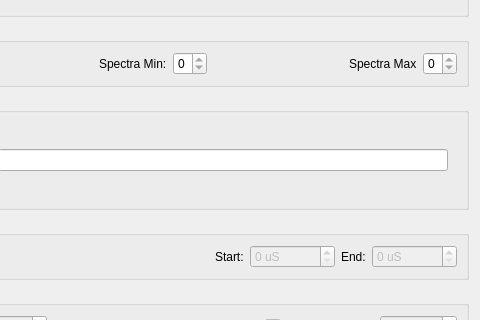
Old version of the form qt/scientific_interfaces/Indirect/ISISEnergyTransfer.ui in the repository mantidproject/mantid; both pictures show x 180 to 660 and y 112 to 432 of the 660 by 841 pixel window.
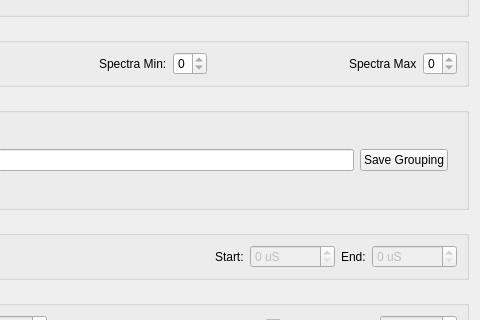
New version of the form. The open tabs and pages were chosen to show the change. Custom widgets are drawn as their Qt base class.

Commit message: Refs #29984. Add custom grouping option to CreateGroupingWorkspace.

Patch:
```diff
--- a/qt/scientific_interfaces/Indirect/ISISEnergyTransfer.ui
+++ b/qt/scientific_interfaces/Indirect/ISISEnergyTransfer.ui
@@ -338,6 +338,13 @@
             </property>
            </widget>
           </item>
+          <item>
+           <widget class="QPushButton" name="pbSaveCustomGrouping">
+            <property name="text">
+             <string>Save Grouping</string>
+            </property>
+           </widget>
+          </item>
          </layout>
         </widget>
         <widget class="QWidget" name="pgMappingBlank"/>
```
The commit also changes 4 other files.
